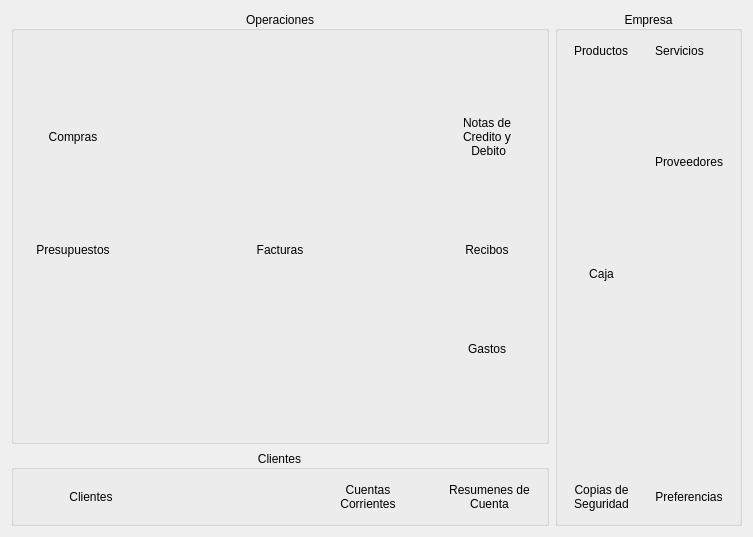
This is branches/union/src/FormPantallaInicialBase.ui in chungote/gestotux as Qt 5 draws it before an edit. The edited form follows.
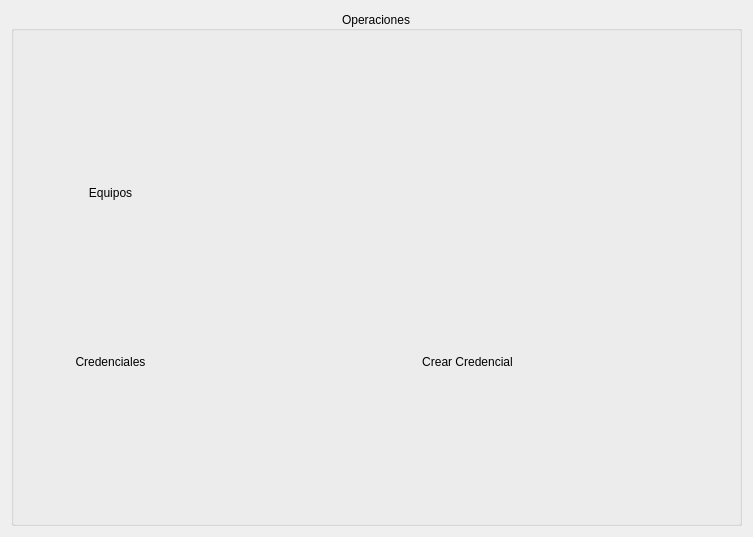
This is the edited form. Icons and pictures are not drawn.

```diff
--- a/branches/union/src/FormPantallaInicialBase.ui
+++ b/branches/union/src/FormPantallaInicialBase.ui
@@ -38,7 +38,7 @@
          </sizepolicy>
         </property>
         <property name="text">
-         <string>Presupuestos</string>
+         <string>Credenciales</string>
         </property>
         <property name="icon">
          <iconset resource="../plugins/default/default.qrc">
@@ -67,36 +67,7 @@
          </sizepolicy>
         </property>
         <property name="text">
-         <string>Facturas</string>
-        </property>
-        <property name="icon">
-         <iconset resource="../plugins/default/default.qrc">
-          <normaloff>:/imagenes/gestotux32.png</normaloff>:/imagenes/gestotux32.png</iconset>
-        </property>
-        <property name="iconSize">
-         <size>
-          <width>32</width>
-          <height>32</height>
-         </size>
-        </property>
-        <property name="toolButtonStyle">
-         <enum>Qt::ToolButtonTextUnderIcon</enum>
-        </property>
-        <property name="autoRaise">
-         <bool>true</bool>
-        </property>
-       </widget>
-      </item>
-      <item row="1" column="4">
-       <widget class="QToolButton" name="TBRecibos">
-        <property name="sizePolicy">
-         <sizepolicy hsizetype="MinimumExpanding" vsizetype="Maximum">
-          <horstretch>0</horstretch>
-          <verstretch>0</verstretch>
-         </sizepolicy>
-        </property>
-        <property name="text">
-         <string>Recibos</string>
+         <string>Crear Credencial</string>
         </property>
         <property name="icon">
          <iconset resource="../plugins/default/default.qrc">
@@ -125,7 +96,7 @@
          </sizepolicy>
         </property>
         <property name="text">
-         <string>Compras</string>
+         <string>Equipos</string>
         </property>
         <property name="icon">
          <iconset resource="../plugins/default/default.qrc">
@@ -184,131 +155,6 @@
         </property>
        </spacer>
       </item>
-      <item row="0" column="4">
-       <widget class="QToolButton" name="TBNotas">
-        <property name="sizePolicy">
-         <sizepolicy hsizetype="MinimumExpanding" vsizetype="Maximum">
-          <horstretch>0</horstretch>
-          <verstretch>0</verstretch>
-         </sizepolicy>
-        </property>
-        <property name="text">
-         <string>Notas de
-Credito y 
- Debito</string>
-        </property>
-        <property name="icon">
-         <iconset resource="../plugins/default/default.qrc">
-          <normaloff>:/imagenes/gestotux32.png</normaloff>:/imagenes/gestotux32.png</iconset>
-        </property>
-        <property name="iconSize">
-         <size>
-          <width>32</width>
-          <height>32</height>
-         </size>
-        </property>
-        <property name="toolButtonStyle">
-         <enum>Qt::ToolButtonTextUnderIcon</enum>
-        </property>
-        <property name="autoRaise">
-         <bool>true</bool>
-        </property>
-       </widget>
-      </item>
-      <item row="2" column="4">
-       <widget class="QToolButton" name="TBGastos">
-        <property name="sizePolicy">
-         <sizepolicy hsizetype="MinimumExpanding" vsizetype="Maximum">
-          <horstretch>0</horstretch>
-          <verstretch>0</verstretch>
-         </sizepolicy>
-        </property>
-        <property name="text">
-         <string>Gastos</string>
-        </property>
-        <property name="icon">
-         <iconset resource="../plugins/default/default.qrc">
-          <normaloff>:/imagenes/gestotux32.png</normaloff>:/imagenes/gestotux32.png</iconset>
-        </property>
-        <property name="iconSize">
-         <size>
-          <width>32</width>
-          <height>32</height>
-         </size>
-        </property>
-        <property name="toolButtonStyle">
-         <enum>Qt::ToolButtonTextUnderIcon</enum>
-        </property>
-        <property name="autoRaise">
-         <bool>true</bool>
-        </property>
-       </widget>
-      </item>
-      <item row="2" column="3">
-       <spacer name="horizontalSpacer_4">
-        <property name="orientation">
-         <enum>Qt::Horizontal</enum>
-        </property>
-        <property name="sizeHint" stdset="0">
-         <size>
-          <width>40</width>
-          <height>20</height>
-         </size>
-        </property>
-       </spacer>
-      </item>
-      <item row="2" column="2">
-       <spacer name="horizontalSpacer_5">
-        <property name="orientation">
-         <enum>Qt::Horizontal</enum>
-        </property>
-        <property name="sizeHint" stdset="0">
-         <size>
-          <width>40</width>
-          <height>20</height>
-         </size>
-        </property>
-       </spacer>
-      </item>
-      <item row="2" column="1">
-       <spacer name="horizontalSpacer_10">
-        <property name="orientation">
-         <enum>Qt::Horizontal</enum>
-        </property>
-        <property name="sizeHint" stdset="0">
-         <size>
-          <width>40</width>
-          <height>20</height>
-         </size>
-        </property>
-       </spacer>
-      </item>
-      <item row="2" column="0">
-       <spacer name="horizontalSpacer_11">
-        <property name="orientation">
-         <enum>Qt::Horizontal</enum>
-        </property>
-        <property name="sizeHint" stdset="0">
-         <size>
-          <width>40</width>
-          <height>20</height>
-         </size>
-        </property>
-       </spacer>
-      </item>
-      <item row="1" column="3">
-       <spacer name="horizontalSpacer_2">
-        <property name="orientation">
-         <enum>Qt::Horizontal</enum>
-        </property>
-        <property name="sizeHint" stdset="0">
-         <size>
-          <width>40</width>
-          <height>20</height>
-         </size>
-        </property>
-       </spacer>
-      </item>
       <item row="1" column="1">
        <spacer name="horizontalSpacer">
         <property name="orientation">
@@ -322,189 +168,11 @@
         </property>
        </spacer>
       </item>
-     </layout>
-    </widget>
-   </item>
-   <item row="0" column="1" rowspan="2">
-    <widget class="QGroupBox" name="GBEmpresa">
-     <property name="sizePolicy">
-      <sizepolicy hsizetype="Minimum" vsizetype="MinimumExpanding">
-       <horstretch>0</horstretch>
-       <verstretch>0</verstretch>
-      </sizepolicy>
-     </property>
-     <property name="title">
-      <string>Empresa</string>
-     </property>
-     <property name="alignment">
-      <set>Qt::AlignCenter</set>
-     </property>
-     <layout class="QGridLayout" name="gridLayout">
-      <item row="0" column="0" colspan="2">
-       <widget class="QToolButton" name="TBProductos">
-        <property name="text">
-         <string>Productos</string>
-        </property>
-        <property name="icon">
-         <iconset resource="../plugins/default/default.qrc">
-          <normaloff>:/imagenes/gestotux32.png</normaloff>:/imagenes/gestotux32.png</iconset>
-        </property>
-        <property name="iconSize">
-         <size>
-          <width>32</width>
-          <height>32</height>
-         </size>
-        </property>
-        <property name="toolButtonStyle">
-         <enum>Qt::ToolButtonTextUnderIcon</enum>
-        </property>
-        <property name="autoRaise">
-         <bool>true</bool>
-        </property>
-       </widget>
-      </item>
-      <item row="2" column="0">
-       <widget class="QToolButton" name="TBCaja">
-        <property name="sizePolicy">
-         <sizepolicy hsizetype="Preferred" vsizetype="Fixed">
-          <horstretch>0</horstretch>
-          <verstretch>0</verstretch>
-         </sizepolicy>
-        </property>
-        <property name="text">
-         <string>Caja</string>
-        </property>
-        <property name="icon">
-         <iconset resource="../plugins/default/default.qrc">
-          <normaloff>:/imagenes/gestotux32.png</normaloff>:/imagenes/gestotux32.png</iconset>
-        </property>
-        <property name="iconSize">
-         <size>
-          <width>32</width>
-          <height>32</height>
-         </size>
-        </property>
-        <property name="toolButtonStyle">
-         <enum>Qt::ToolButtonTextUnderIcon</enum>
-        </property>
-        <property name="autoRaise">
-         <bool>true</bool>
-        </property>
-       </widget>
-      </item>
-      <item row="0" column="2">
-       <widget class="QToolButton" name="TBServicios">
-        <property name="text">
-         <string>Servicios</string>
-        </property>
-        <property name="icon">
-         <iconset resource="../plugins/default/default.qrc">
-          <normaloff>:/imagenes/gestotux32.png</normaloff>:/imagenes/gestotux32.png</iconset>
-        </property>
-        <property name="iconSize">
-         <size>
-          <width>32</width>
-          <height>32</height>
-         </size>
-        </property>
-        <property name="toolButtonStyle">
-         <enum>Qt::ToolButtonTextUnderIcon</enum>
-        </property>
-        <property name="autoRaise">
-         <bool>true</bool>
-        </property>
-       </widget>
-      </item>
-      <item row="1" column="2">
-       <widget class="QToolButton" name="TBProveedores">
-        <property name="text">
-         <string>Proveedores</string>
-        </property>
-        <property name="icon">
-         <iconset resource="../plugins/default/default.qrc">
-          <normaloff>:/imagenes/gestotux32.png</normaloff>:/imagenes/gestotux32.png</iconset>
-        </property>
-        <property name="iconSize">
-         <size>
-          <width>32</width>
-          <height>32</height>
-         </size>
-        </property>
-        <property name="toolButtonStyle">
-         <enum>Qt::ToolButtonTextUnderIcon</enum>
-        </property>
-        <property name="autoRaise">
-         <bool>true</bool>
-        </property>
-       </widget>
-      </item>
-      <item row="4" column="0">
-       <widget class="QToolButton" name="TBBackup">
-        <property name="sizePolicy">
-         <sizepolicy hsizetype="Preferred" vsizetype="Fixed">
-          <horstretch>0</horstretch>
-          <verstretch>0</verstretch>
-         </sizepolicy>
-        </property>
-        <property name="text">
-         <string>Copias de 
-Seguridad</string>
-        </property>
-        <property name="icon">
-         <iconset resource="../plugins/default/default.qrc">
-          <normaloff>:/imagenes/gestotux32.png</normaloff>:/imagenes/gestotux32.png</iconset>
-        </property>
-        <property name="iconSize">
-         <size>
-          <width>32</width>
-          <height>32</height>
-         </size>
-        </property>
-        <property name="toolButtonStyle">
-         <enum>Qt::ToolButtonTextUnderIcon</enum>
-        </property>
-        <property name="autoRaise">
-         <bool>true</bool>
-        </property>
-       </widget>
-      </item>
-      <item row="4" column="2">
-       <widget class="QToolButton" name="TBPreferencias">
-        <property name="sizePolicy">
-         <sizepolicy hsizetype="Preferred" vsizetype="Fixed">
-          <horstretch>0</horstretch>
-          <verstretch>0</verstretch>
-         </sizepolicy>
-        </property>
-        <property name="text">
-         <string>Preferencias</string>
-        </property>
-        <property name="icon">
-         <iconset resource="../plugins/default/default.qrc">
-          <normaloff>:/imagenes/gestotux32.png</normaloff>:/imagenes/gestotux32.png</iconset>
-        </property>
-        <property name="iconSize">
-         <size>
-          <width>32</width>
-          <height>32</height>
-         </size>
-        </property>
-        <property name="toolButtonStyle">
-         <enum>Qt::ToolButtonTextUnderIcon</enum>
-        </property>
-        <property name="autoRaise">
-         <bool>true</bool>
-        </property>
-       </widget>
-      </item>
-      <item row="2" column="2">
-       <spacer name="horizontalSpacer_12">
+      <item row="1" column="3">
+       <spacer name="horizontalSpacer_2">
         <property name="orientation">
          <enum>Qt::Horizontal</enum>
         </property>
-        <property name="sizeType">
-         <enum>QSizePolicy::Minimum</enum>
-        </property>
         <property name="sizeHint" stdset="0">
          <size>
           <width>40</width>
@@ -512,159 +180,6 @@
          </size>
         </property>
        </spacer>
-      </item>
-      <item row="1" column="0">
-       <spacer name="verticalSpacer">
-        <property name="orientation">
-         <enum>Qt::Vertical</enum>
-        </property>
-        <property name="sizeHint" stdset="0">
-         <size>
-          <width>20</width>
-          <height>40</height>
-         </size>
-        </property>
-       </spacer>
-      </item>
-      <item row="3" column="0">
-       <spacer name="verticalSpacer_2">
-        <property name="orientation">
-         <enum>Qt::Vertical</enum>
-        </property>
-        <property name="sizeHint" stdset="0">
-         <size>
-          <width>20</width>
-          <height>40</height>
-         </size>
-        </property>
-       </spacer>
-      </item>
-      <item row="3" column="2">
-       <spacer name="verticalSpacer_3">
-        <property name="orientation">
-         <enum>Qt::Vertical</enum>
-        </property>
-        <property name="sizeHint" stdset="0">
-         <size>
-          <width>20</width>
-          <height>40</height>
-         </size>
-        </property>
-       </spacer>
-      </item>
-     </layout>
-    </widget>
-   </item>
-   <item row="1" column="0">
-    <widget class="QGroupBox" name="GBclientes">
-     <property name="sizePolicy">
-      <sizepolicy hsizetype="MinimumExpanding" vsizetype="Minimum">
-       <horstretch>0</horstretch>
-       <verstretch>0</verstretch>
-      </sizepolicy>
-     </property>
-     <property name="title">
-      <string>Clientes</string>
-     </property>
-     <property name="alignment">
-      <set>Qt::AlignCenter</set>
-     </property>
-     <layout class="QHBoxLayout" name="horizontalLayout_2">
-      <item>
-       <widget class="QToolButton" name="TBClientes">
-        <property name="sizePolicy">
-         <sizepolicy hsizetype="MinimumExpanding" vsizetype="Maximum">
-          <horstretch>0</horstretch>
-          <verstretch>0</verstretch>
-         </sizepolicy>
-        </property>
-        <property name="text">
-         <string>Clientes</string>
-        </property>
-        <property name="icon">
-         <iconset resource="../plugins/default/default.qrc">
-          <normaloff>:/imagenes/gestotux32.png</normaloff>:/imagenes/gestotux32.png</iconset>
-        </property>
-        <property name="iconSize">
-         <size>
-          <width>32</width>
-          <height>32</height>
-         </size>
-        </property>
-        <property name="toolButtonStyle">
-         <enum>Qt::ToolButtonTextUnderIcon</enum>
-        </property>
-        <property name="autoRaise">
-         <bool>true</bool>
-        </property>
-       </widget>
-      </item>
-      <item>
-       <spacer name="horizontalSpacer_6">
-        <property name="orientation">
-         <enum>Qt::Horizontal</enum>
-        </property>
-        <property name="sizeHint" stdset="0">
-         <size>
-          <width>40</width>
-          <height>20</height>
-         </size>
-        </property>
-       </spacer>
-      </item>
-      <item>
-       <widget class="QToolButton" name="TBCuentasCorrientes">
-        <property name="sizePolicy">
-         <sizepolicy hsizetype="MinimumExpanding" vsizetype="Fixed">
-          <horstretch>0</horstretch>
-          <verstretch>0</verstretch>
-         </sizepolicy>
-        </property>
-        <property name="text">
-         <string>Cuentas
-Corrientes</string>
-        </property>
-        <property name="icon">
-         <iconset resource="../plugins/default/default.qrc">
-          <normaloff>:/imagenes/gestotux32.png</normaloff>:/imagenes/gestotux32.png</iconset>
-        </property>
-        <property name="iconSize">
-         <size>
-          <width>32</width>
-          <height>32</height>
-         </size>
-        </property>
-        <property name="toolButtonStyle">
-         <enum>Qt::ToolButtonTextUnderIcon</enum>
-        </property>
-        <property name="autoRaise">
-         <bool>true</bool>
-        </property>
-       </widget>
-      </item>
-      <item>
-       <widget class="QToolButton" name="TBResumenCtaCte">
-        <property name="text">
-         <string>Resumenes de
-Cuenta</string>
-        </property>
-        <property name="icon">
-         <iconset resource="../plugins/default/default.qrc">
-          <normaloff>:/imagenes/gestotux32.png</normaloff>:/imagenes/gestotux32.png</iconset>
-        </property>
-        <property name="iconSize">
-         <size>
-          <width>32</width>
-          <height>32</height>
-         </size>
-        </property>
-        <property name="toolButtonStyle">
-         <enum>Qt::ToolButtonTextUnderIcon</enum>
-        </property>
-        <property name="autoRaise">
-         <bool>true</bool>
-        </property>
-       </widget>
       </item>
      </layout>
     </widget>
```
Left out of the diff: 6 changed lines with no effect on the pictures.
